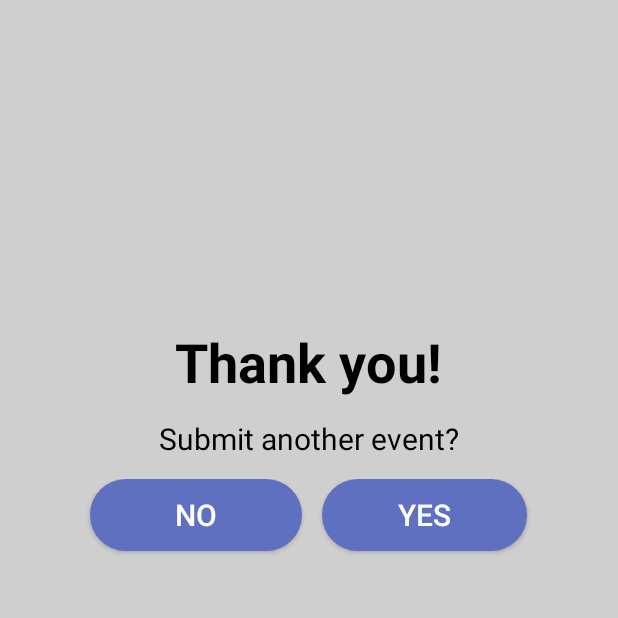
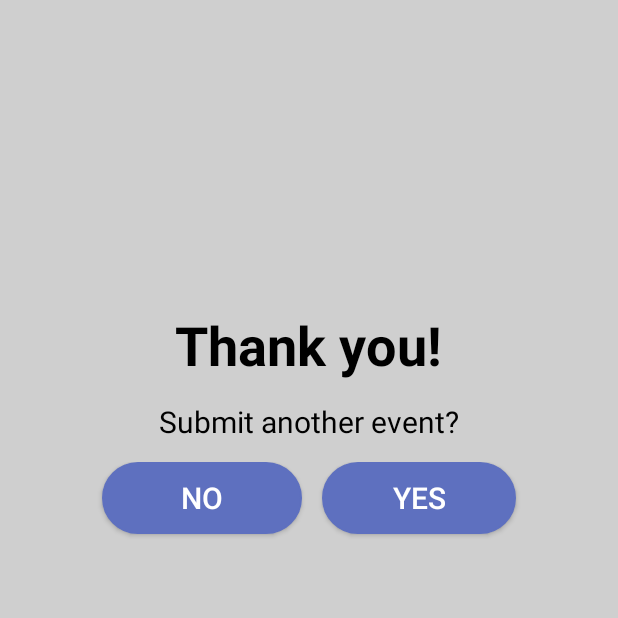
Before and after one commit to Dyzlol/Android-App, an Android app: the SubmitConfirmation screen opened directly, with no data from a screen before it, on a phone screen of 412 x 824 dp, the top half of it. Run offline under Robolectric (Android 15) with nearby library versions, the phone set to English and light mode, and no system bars.

Commit message:
Updating/Cleaning up

```diff
--- a/app/src/main/res/layout/activity_main.xml
+++ b/app/src/main/res/layout/activity_main.xml
@@ -42,7 +42,7 @@
             android:layout_width="match_parent"
             android:layout_height="wrap_content"
             android:textAppearance="?android:attr/textAppearanceLarge"
-            android:text="Welcome to Neighbor To Neighbor"
+            android:text="Welcome to Neighbor-2-Neighbor"
             android:id="@+id/textView4"
             android:layout_marginBottom="15dp"
             android:layout_gravity="center_horizontal"
--- a/app/src/main/res/layout/activity_submit_conf.xml
+++ b/app/src/main/res/layout/activity_submit_conf.xml
@@ -7,11 +7,9 @@
 
     <Space
         android:layout_width="20px"
-        android:layout_height="50dp" />
-
-    <Space
-        android:layout_width="20px"
-        android:layout_height="250px" />
+        android:layout_height="20px"
+        android:layout_marginTop="25px"
+        android:layout_marginBottom="175dp" />
 
     <TextView
         android:layout_width="wrap_content"
@@ -22,7 +20,9 @@
         android:textColor="#000000"
         android:layout_gravity="center_horizontal"
         android:textStyle="bold"
-        android:textSize="36dp" />
+        android:textSize="36dp"
+        android:layout_marginLeft="25px"
+        android:layout_marginRight="25px" />
 
     <Space
         android:layout_width="20px"
@@ -36,7 +36,9 @@
         android:id="@+id/textView2"
         android:textColor="#000000"
         android:textSize="20dp"
-        android:layout_gravity="center_horizontal" />
+        android:layout_gravity="center_horizontal"
+        android:layout_marginLeft="25px"
+        android:layout_marginRight="25px" />
 
     <Space
         android:layout_width="20px"
@@ -48,7 +50,9 @@
         android:layout_height="298dp"
         android:layout_gravity="center_horizontal"
         android:gravity="center"
-        android:weightSum="1">
+        android:weightSum="1"
+        android:layout_marginLeft="25px"
+        android:layout_marginRight="25px">
 
         <Button
             android:layout_width="wrap_content"
```
Also changed, not shown: app/src/main/res/layout/activity_addinfo.xml (+4 -3 lines), app/src/main/res/layout/activity_search.xml (+33 -27 lines), app/src/main/res/drawable/hand_house.png (deleted), app/src/main/res/drawable/hoff.jpg (deleted), app/src/main/res/drawable/house_hand.png (deleted), app/src/main/res/drawable/mag_glass.png (deleted), app/src/main/res/drawable/search.png (deleted).
